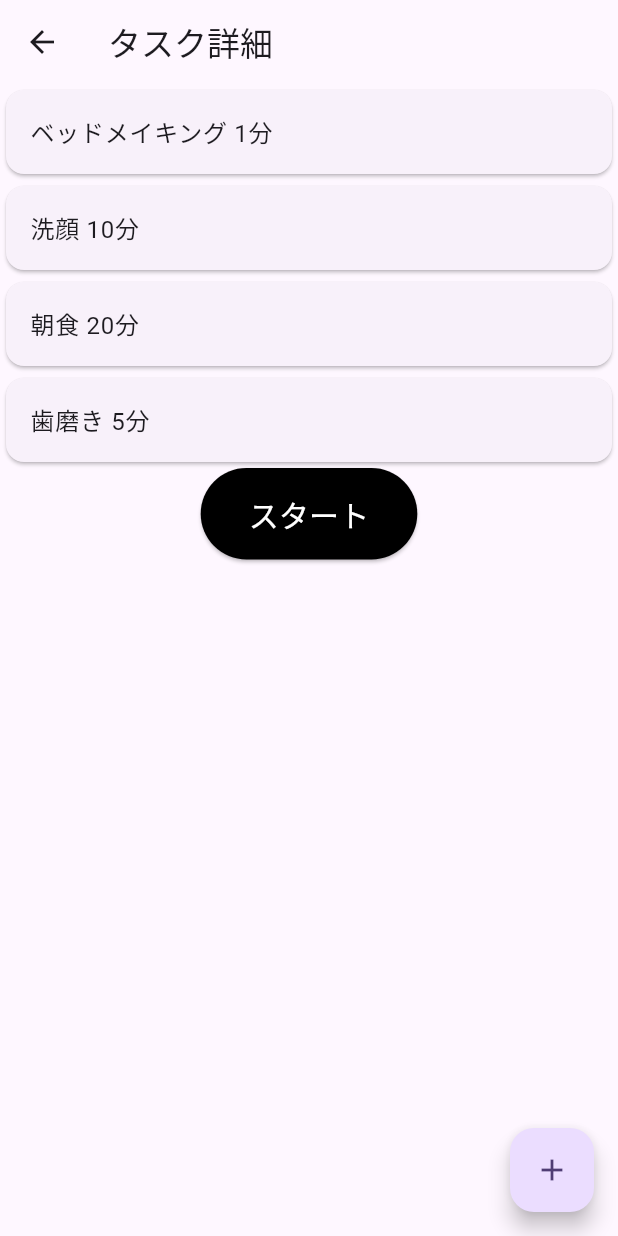
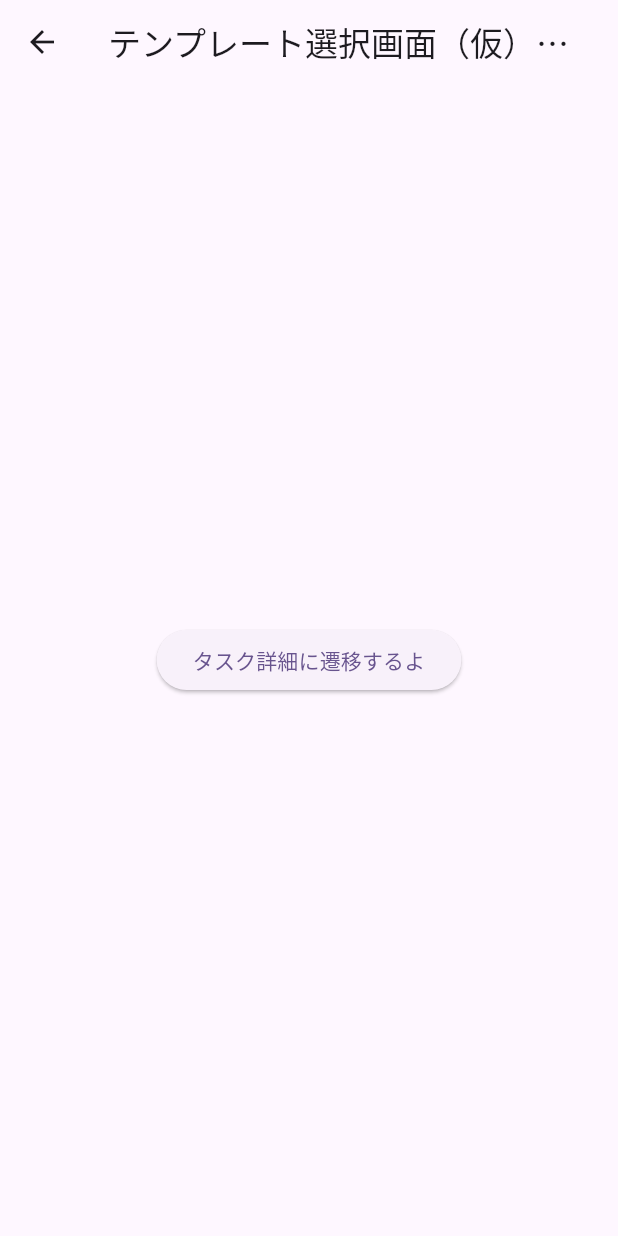
Before and after one commit to hokohoko/Zibun_Timer, a Flutter app: the screen it shows after launch, after a tap on "実行画面", on a phone screen of 412 x 824 dp. Run offline on Flutter 3.47's test engine with Material 3 defaults, Android fonts, the phone set to English and light mode, and no system bars.

Commit message:
テンプレート選択画面を仮置きし、タスク詳細ページへ遷移可能とした

```diff
--- a/lib/main.dart
+++ b/lib/main.dart
@@ -1,6 +1,5 @@
 import 'package:flutter/material.dart';
-import './execution.dart';
-import './task_detail.dart';
+import './temporary_template.dart';
 
 void main() {
   runApp(const MyApp());
@@ -34,7 +33,7 @@ class TopPage extends StatelessWidget {
           onPressed: () => {
             Navigator.of(context).push(
               MaterialPageRoute(
-                builder: (BuildContext context) => ToDoListDetailPage(),
+                builder: (BuildContext context) => TemplatePage(),
               ),
             ),
           },
--- /dev/null
+++ b/lib/temporary_template.dart
@@ -0,0 +1,28 @@
+import 'package:flutter/material.dart';
+import './task_detail.dart';
+
+class TemplatePage extends StatelessWidget {
+  const TemplatePage({Key? key}) : super(key: key);
+  @override
+  Widget build(BuildContext context) {
+    return Scaffold(
+      appBar: AppBar(
+        title: Text(
+          'テンプレート選択画面（仮）です。'
+        )
+      ),
+      body: Center(
+        child: ElevatedButton(
+          child: const Text('タスク詳細に遷移するよ'),
+          onPressed: () => {
+            Navigator.of(context).push(
+              MaterialPageRoute(
+                builder: (BuildContext context) => ToDoListDetailPage(),
+              ),
+            ),
+          },
+        ),
+      ),
+    );
+  }
+}
```
